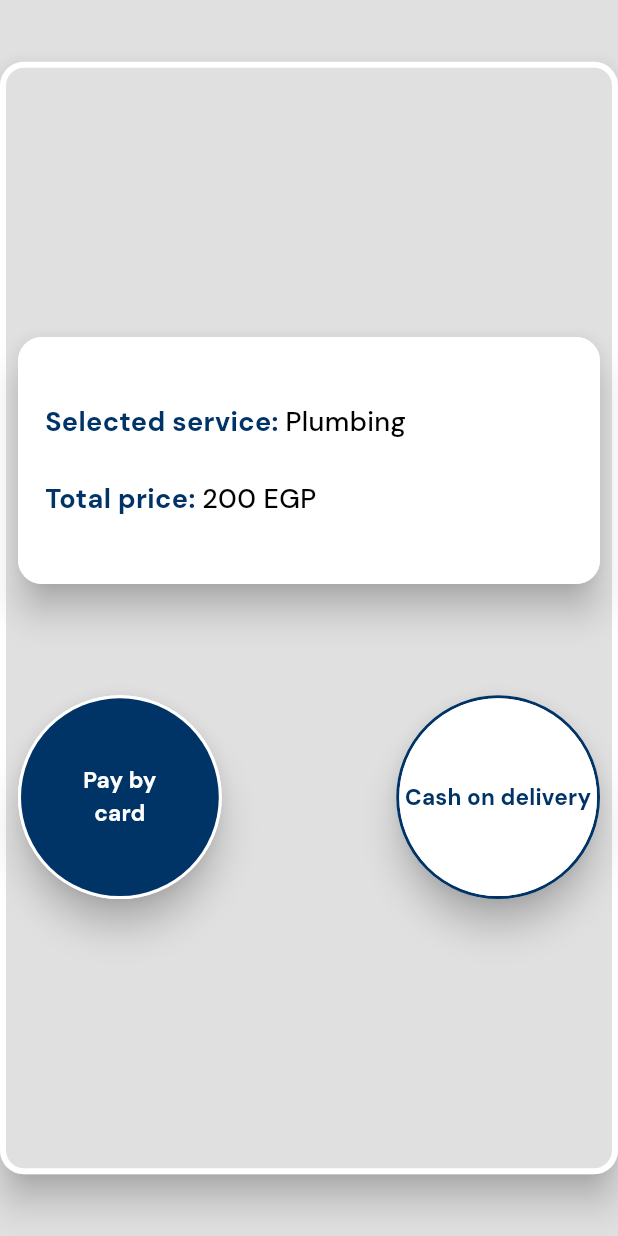
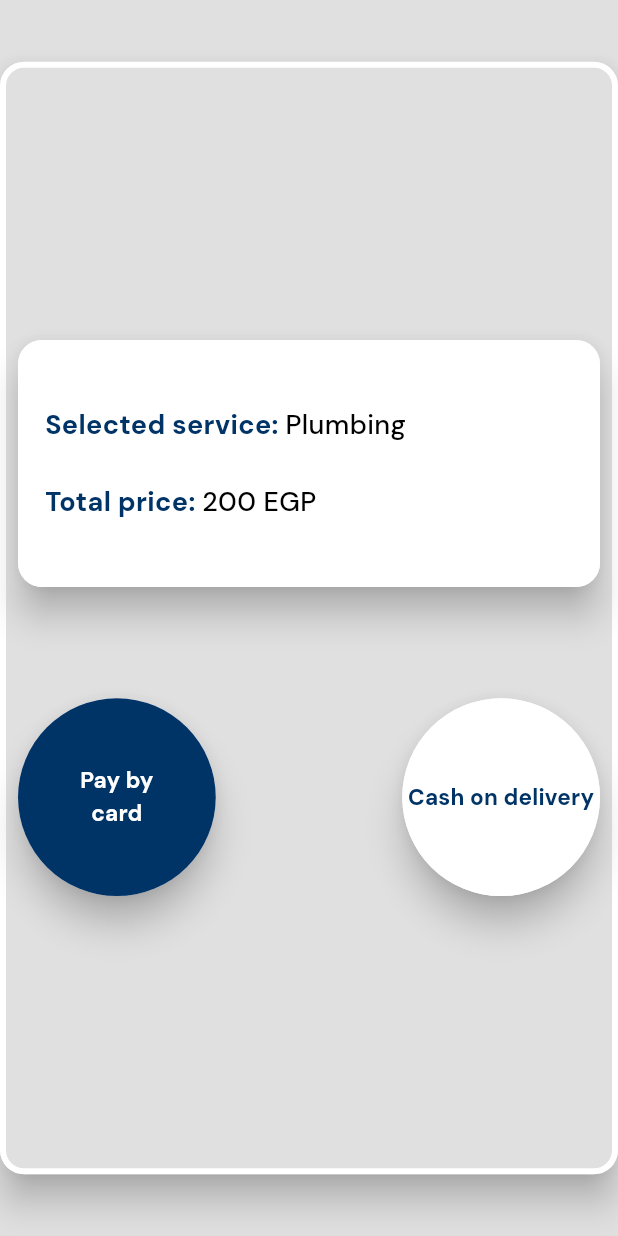
Before and after one commit to esraasera/home_services, a Flutter app: the PaymentScreen widget shown alone on an empty page, opened directly, on a phone screen of 412 x 824 dp. Run offline on Flutter 3.47's test engine with Material 3 defaults, Android fonts, the light colour scheme and no system bars; our stand-ins replace animated_splash_screen, cloud_firestore, firebase_auth, firebase_core, flutter_bloc; accounts and stored records are empty.

Commit message:
add changes

```diff
--- a/lib/features/service_request/presentation/screens/payment_screen.dart
+++ b/lib/features/service_request/presentation/screens/payment_screen.dart
@@ -77,14 +77,6 @@ class PaymentScreen extends StatelessWidget {
                    Material(
                      elevation: AppSize.s10,
                      shape: const CircleBorder(),
-                     child: Container(
-                       decoration: BoxDecoration(
-                         shape: BoxShape.circle,
-                         border: Border.all(
-                           color: AppColors.white,
-                           width: AppSize.s2,
-                         ),
-                       ),
                      child: CircleAvatar(
                        backgroundColor: AppColors.primary,
                        radius:screenWidth * AppSize.s0_16 ,
@@ -98,18 +90,9 @@ class PaymentScreen extends StatelessWidget {
                      ),
                                      ),
                    ),
-                   ),
                     Material(
                       elevation: AppSize.s10,
                       shape: const CircleBorder(),
-                      child: Container(
-                        decoration: BoxDecoration(
-                          shape: BoxShape.circle,
-                          border: Border.all(
-                            color: AppColors.primary,
-                            width: AppSize.s2,
-                          ),
-                        ),
                       child: CircleAvatar(
                           backgroundColor: AppColors.white,
                           radius:screenWidth * AppSize.s0_16 ,
@@ -124,7 +107,6 @@ class PaymentScreen extends StatelessWidget {
 
                       ),
                     ),
-                    ),
                   ],
                 ),
               ],
```
Lines whose indentation alone changed are shown as unchanged.
